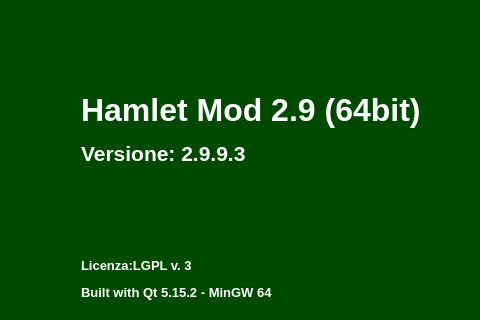
Before: the Qt Designer form mainwindow.ui in fblabs/hamlet-mod-sancon, drawn with Qt 5; both pictures show x 416 to 896 and y 0 to 320 of the 1112 by 780 pixel window.
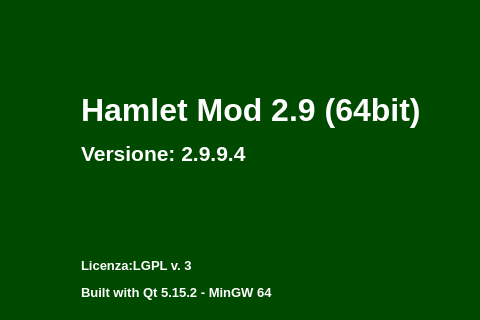
After: the same form once the commit is applied. Icons and pictures are not drawn.

Diff of the .ui file:
```diff
--- a/mainwindow.ui
+++ b/mainwindow.ui
@@ -573,7 +573,7 @@
          <enum>QFrame::NoFrame</enum>
         </property>
         <property name="text">
-         <string>&lt;html&gt;&lt;head/&gt;&lt;body&gt;&lt;p&gt;&lt;span style=&quot; font-size:24pt; font-weight:600;&quot;&gt;Hamlet Mod 2.9 (64bit)&lt;/span&gt;&lt;/p&gt;&lt;p&gt;&lt;span style=&quot; font-size:16pt; font-weight:600;&quot;&gt;Versione: 2.9.9.3&lt;/span&gt;&lt;/p&gt;&lt;p&gt;&lt;br/&gt;&lt;/p&gt;&lt;p&gt;&lt;br/&gt;&lt;/p&gt;&lt;p&gt;&lt;span style=&quot; font-size:10pt; font-weight:600;&quot;&gt;Licenza:LGPL v. 3&lt;/span&gt;&lt;/p&gt;&lt;p&gt;&lt;span style=&quot; font-size:10pt; font-weight:600;&quot;&gt;Built with Qt 5.15.2 - MinGW 64&lt;/span&gt;&lt;/p&gt;&lt;p&gt;&lt;br/&gt;&lt;/p&gt;&lt;p&gt;&lt;br/&gt;&lt;/p&gt;&lt;p&gt;&lt;span style=&quot; font-size:10pt;&quot;&gt;© FBLABS 2015-2022&lt;/span&gt;&lt;/p&gt;&lt;p&gt;&lt;a href=&quot;￼￼https://github.com/fblabs/hamlet-mod-sancon&quot;&gt;&lt;span style=&quot; font-size:10pt; font-weight:600; text-decoration: underline; color:#aaffff;&quot;&gt;Sorgenti (github)&lt;/span&gt;&lt;/a&gt;&lt;/p&gt;&lt;/body&gt;&lt;/html&gt;</string>
+         <string>&lt;html&gt;&lt;head/&gt;&lt;body&gt;&lt;p&gt;&lt;span style=&quot; font-size:24pt; font-weight:600;&quot;&gt;Hamlet Mod 2.9 (64bit)&lt;/span&gt;&lt;/p&gt;&lt;p&gt;&lt;span style=&quot; font-size:16pt; font-weight:600;&quot;&gt;Versione: 2.9.9.4&lt;/span&gt;&lt;/p&gt;&lt;p&gt;&lt;br/&gt;&lt;/p&gt;&lt;p&gt;&lt;br/&gt;&lt;/p&gt;&lt;p&gt;&lt;span style=&quot; font-size:10pt; font-weight:600;&quot;&gt;Licenza:LGPL v. 3&lt;/span&gt;&lt;/p&gt;&lt;p&gt;&lt;span style=&quot; font-size:10pt; font-weight:600;&quot;&gt;Built with Qt 5.15.2 - MinGW 64&lt;/span&gt;&lt;/p&gt;&lt;p&gt;&lt;br/&gt;&lt;/p&gt;&lt;p&gt;&lt;br/&gt;&lt;/p&gt;&lt;p&gt;&lt;span style=&quot; font-size:10pt;&quot;&gt;© FBLABS 2015-2022&lt;/span&gt;&lt;/p&gt;&lt;p&gt;&lt;a href=&quot;￼￼https://github.com/fblabs/hamlet-mod-sancon&quot;&gt;&lt;span style=&quot; font-size:10pt; font-weight:600; text-decoration: underline; color:#aaffff;&quot;&gt;Sorgenti (github)&lt;/span&gt;&lt;/a&gt;&lt;/p&gt;&lt;/body&gt;&lt;/html&gt;</string>
         </property>
         <property name="scaledContents">
          <bool>false</bool>
```
